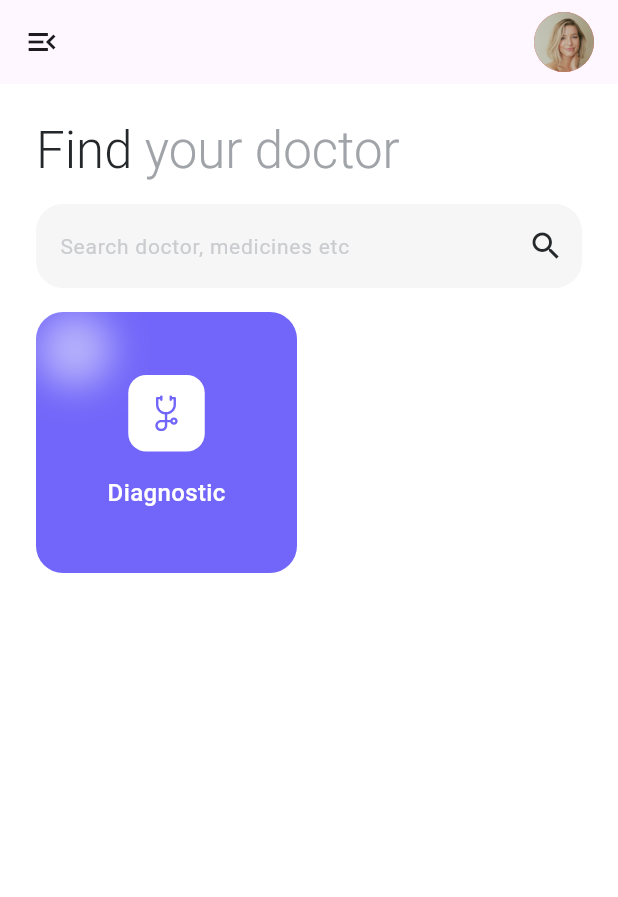
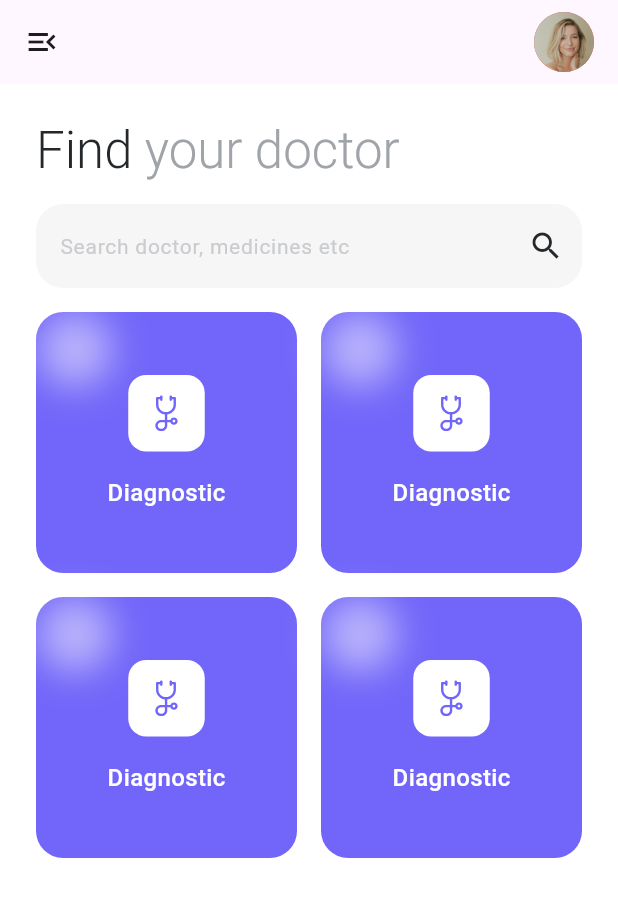
Before and after one commit to RicharC293/doctor_app, a Flutter app: the HomeScreen screen opened by its route, on a phone screen of 412 x 824 dp. Shown: the top 897 px of the screen. Run offline on Flutter 3.47's test engine with Material 3 defaults, Android fonts, the phone set to English and light mode, and no system bars; our stand-ins replace flutter_svg.

Commit message:
Add multiple MedicalCard widgets to home screen for enhanced UI consistency

```diff
--- a/lib/screens/home_screen.dart
+++ b/lib/screens/home_screen.dart
@@ -105,6 +105,24 @@ class _HomeScreenState extends State<HomeScreen> {
                 title: "Diagnostic",
                 onTap: (){},
               ),
+              MedicalCard(
+                color: const Color(0xff7166F9),
+                srcIcon: "assets/svg/diagnostic.svg",
+                title: "Diagnostic",
+                onTap: (){},
+              ),
+              MedicalCard(
+                color: const Color(0xff7166F9),
+                srcIcon: "assets/svg/diagnostic.svg",
+                title: "Diagnostic",
+                onTap: (){},
+              ),
+              MedicalCard(
+                color: const Color(0xff7166F9),
+                srcIcon: "assets/svg/diagnostic.svg",
+                title: "Diagnostic",
+                onTap: (){},
+              ),
             ],
           ),
 
```
